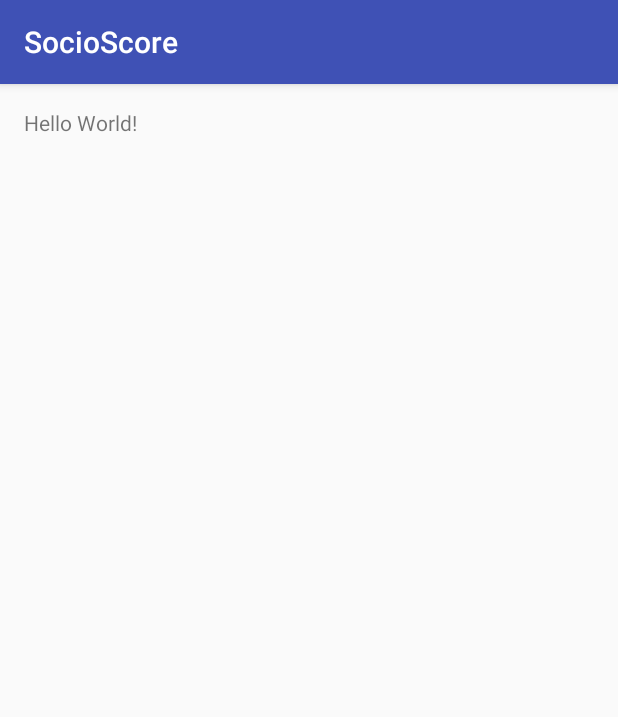
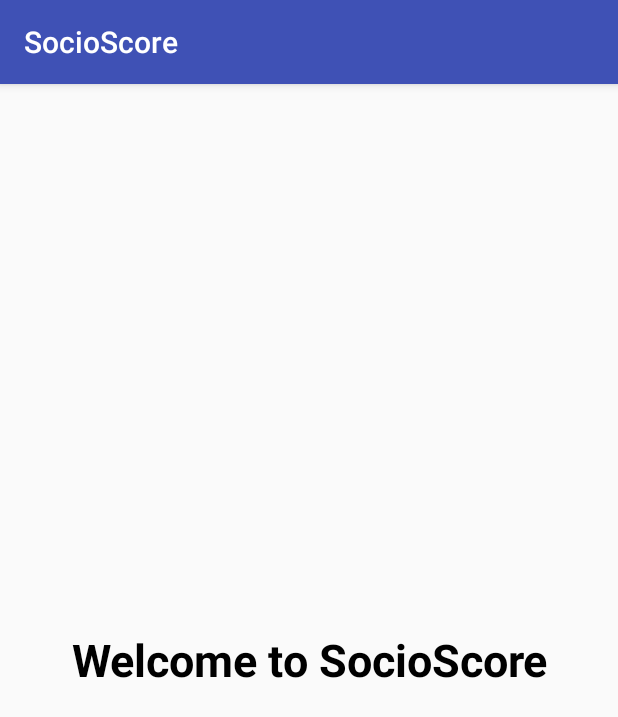
Before and after one commit to HackerPack/SocioScore, an Android app: the screen it shows after launch (MainActivity), on a phone screen of 412 x 824 dp. Shown: the top 717 px of the screen. Run offline under Robolectric (Android 15) with nearby library versions, the phone set to English and light mode, and no system bars.

Commit message:
Cosmetic changes

```diff
--- a/SocioScore_android/app/src/main/AndroidManifest.xml
+++ b/SocioScore_android/app/src/main/AndroidManifest.xml
@@ -26,8 +26,7 @@
 
         <activity
             android:name=".IncomingCallActivity"
-            android:label="@string/incoming_call_activity"
-            android:theme="@style/AppTheme.NoActionBar">
+            android:label="@string/app_name">
         </activity>
     </application>
 
--- a/SocioScore_android/app/src/main/res/layout/activity_main.xml
+++ b/SocioScore_android/app/src/main/res/layout/activity_main.xml
@@ -1,16 +1,91 @@
 <?xml version="1.0" encoding="utf-8"?>
-<RelativeLayout xmlns:android="http://schemas.android.com/apk/res/android"
-    xmlns:tools="http://schemas.android.com/tools"
+
+<TableLayout xmlns:android="http://schemas.android.com/apk/res/android"
     android:layout_width="match_parent"
     android:layout_height="match_parent"
-    android:paddingBottom="@dimen/activity_vertical_margin"
-    android:paddingLeft="@dimen/activity_horizontal_margin"
-    android:paddingRight="@dimen/activity_horizontal_margin"
-    android:paddingTop="@dimen/activity_vertical_margin"
-    tools:context="com.hackerpack.socioscore_android.MainActivity">
+    android:gravity="center"
+    android:stretchColumns="1">
 
-    <TextView
-        android:layout_width="wrap_content"
+    <TableRow
         android:layout_height="wrap_content"
-        android:text="Hello World!" />
-</RelativeLayout>
+        android:layout_width="match_parent"
+        android:gravity="center_horizontal"
+        >
+        <TextView
+            android:id="@+id/caller_name"
+            android:textSize="30sp"
+            style="@style/black_text"
+            android:text="Welcome to SocioScore"
+            />
+
+    </TableRow>
+
+    <!--<TableRow-->
+        <!--android:layout_height="wrap_content"-->
+        <!--android:layout_width="match_parent"-->
+        <!--android:gravity="center_horizontal"-->
+        <!--&gt;-->
+        <!--<TextView-->
+            <!--android:text="@string/app_name"-->
+            <!--android:textSize="30sp"-->
+            <!--style="@style/black_text"-->
+            <!--/>-->
+
+    <!--</TableRow>-->
+    <!--<TableRow-->
+        <!--android:layout_height="wrap_content"-->
+        <!--android:layout_width="match_parent"-->
+        <!--android:gravity="center_horizontal"-->
+        <!--&gt;-->
+        <!--<TextView-->
+            <!--android:typeface="monospace"-->
+            <!--android:textSize="100sp"-->
+            <!--android:id="@+id/score"-->
+            <!--android:textColor="#F00"-->
+            <!--style="@style/black_text"-->
+            <!--android:text="300"-->
+            <!--/>-->
+
+    <!--</TableRow>-->
+    <!--<TableRow  android:layout_height="wrap_content">-->
+        <!--android:layout_width="match_parent">-->
+        <!--<TextView-->
+            <!--android:text="@string/phone_number"-->
+            <!--android:typeface="monospace"-->
+            <!--style= "@style/table_left"-->
+            <!--/>-->
+        <!--<TextView-->
+            <!--android:id="@+id/phone_number"-->
+            <!--android:typeface="monospace"-->
+            <!--android:text="19195793869"-->
+            <!--style="@style/table_right"-->
+            <!--/>-->
+    <!--</TableRow>-->
+
+    <!--<TableRow  android:layout_height="wrap_content"-->
+        <!--android:layout_width="match_parent">-->
+        <!--<TextView-->
+            <!--android:text="@string/caller_name"-->
+            <!--style= "@style/table_left"-->
+            <!--/>-->
+        <!--<TextView-->
+            <!--android:id="@+id/caller_name"-->
+            <!--android:text="Bharathi"-->
+            <!--style="@style/table_right"-->
+            <!--/>-->
+    <!--</TableRow>-->
+
+    <!--<TableRow  android:layout_height="wrap_content"-->
+        <!--android:layout_width="match_parent"-->
+        <!--android:id="@+id/score_row">-->
+        <!--<TextView-->
+            <!--android:text="@string/score"-->
+            <!--style= "@style/table_left"-->
+            <!--/>-->
+        <!--<TextView-->
+            <!--android:id="@+id/score"-->
+            <!--android:text="300"-->
+            <!--style="@style/table_right"-->
+            <!--/>-->
+    <!--</TableRow>-->
+</TableLayout>
--- a/SocioScore_android/app/src/main/res/values/strings.xml
+++ b/SocioScore_android/app/src/main/res/values/strings.xml
@@ -1,4 +1,7 @@
 <resources>
     <string name="app_name">SocioScore</string>
     <string name="incoming_call_activity">incoming_call_activity</string>
+    <string name="phone_number">Phone Number: </string>
+    <string name="caller_name"></string>
+    <string name="score">Score</string>
 </resources>
--- a/SocioScore_android/app/src/main/res/values/styles.xml
+++ b/SocioScore_android/app/src/main/res/values/styles.xml
@@ -13,4 +13,25 @@
         <item name="windowNoTitle">true</item>
     </style>
 
+    <style name="black_text">
+        <item name="android:layout_width">wrap_content</item>
+        <item name="android:layout_height">wrap_content</item>
+        <item name="android:layout_margin">5dp</item>
+        <item name="android:textStyle">bold</item>
+        <item name="android:typeface">sans</item>
+        <item name="android:textColor">#000</item>
+        <item name="android:gravity">center</item>
+        <item name="android:layout_span">6</item>
+    </style>
+    <style name="table_left">
+        <item name="android:padding">3dip</item>
+        <item name="android:gravity">right</item>
+        <item name="android:layout_width">185dp</item>
+        <item name="android:textStyle">bold</item>
+    </style>
+    <style name="table_right">
+        <item name="android:gravity">left</item>
+        <item name="android:padding">3dip</item>
+    </style>
+
 </resources>
```
Also changed, not shown: SocioScore_android/app/src/main/java/com/hackerpack/socioscore_android/IncomingCallActivity.java (+25 -10 lines), SocioScore_android/app/src/main/res/layout/main.xml (+86 -7 lines).
